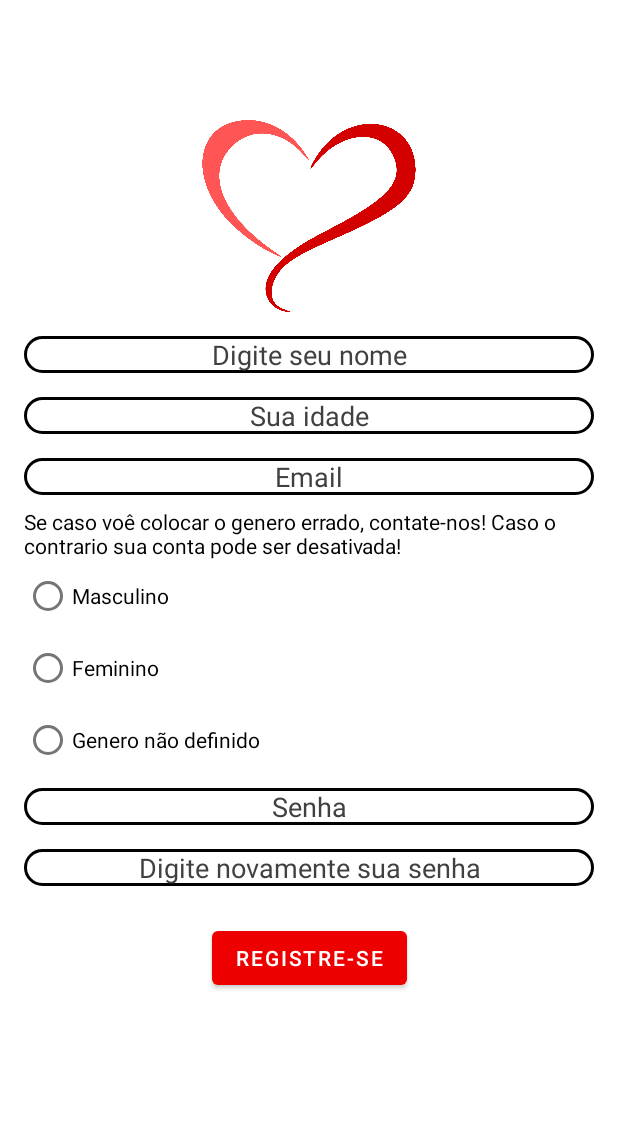
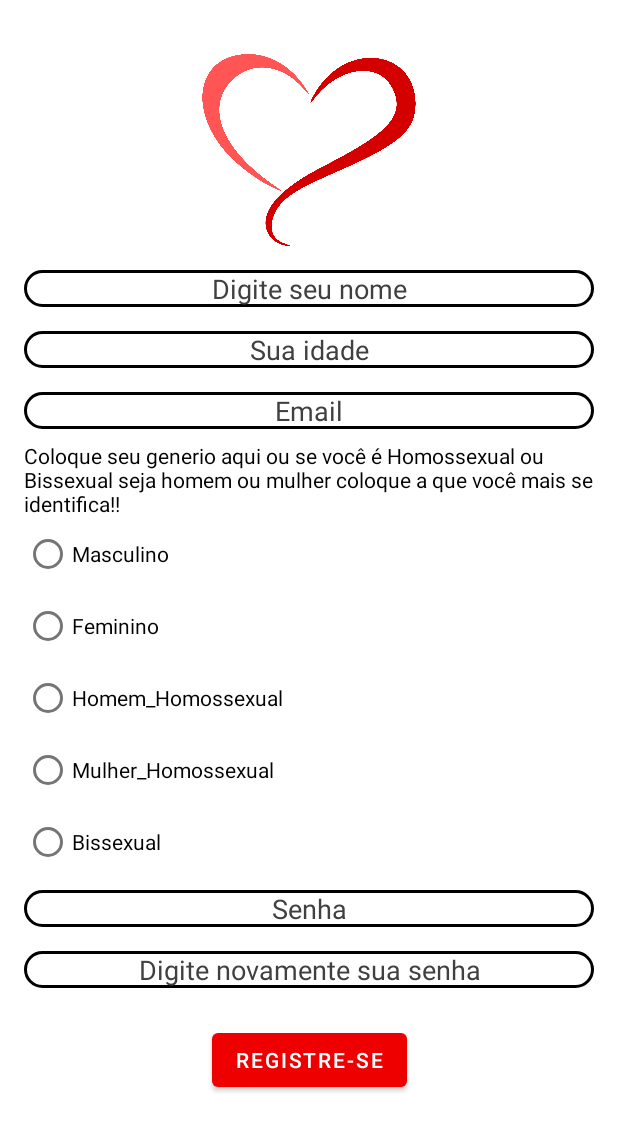
Before and after one commit to HeroRickyGAMES/ArborAmorum_JAVAEdition, an Android app: the registerActivity screen opened directly, with no data from a screen before it, on a phone screen of 412 x 824 dp. Shown: the top 1131 px of the screen. Run offline under Robolectric (Android 15) with nearby library versions, the phone set to English and light mode, and no system bars; our stand-ins replace Firebase (no records; nobody signed in at launch, a user with empty details on screens opened directly).

Commit message:
Separei em 5 filas diferentes, Masculino (Hetero), Feminino (Hetero), Homem Homosexual, Mulher Homosexual e Bisexual, os Bis eu queria que ficassem na mesma fila dos heteros tanto homens quanto mulheres, mas encarei bugs e não consegui ;-;. Agora eles tem a propria fila.

```diff
--- a/app/src/main/res/layout/activity_register.xml
+++ b/app/src/main/res/layout/activity_register.xml
@@ -12,7 +12,7 @@
         android:id="@+id/imageView2"
         android:layout_width="157dp"
         android:layout_height="128dp"
-        android:layout_marginTop="64dp"
+        android:layout_marginTop="20dp"
         app:layout_constraintEnd_toEndOf="parent"
         app:layout_constraintStart_toStartOf="parent"
         app:layout_constraintTop_toTopOf="parent"
@@ -60,7 +60,19 @@
         <RadioButton
             android:layout_width="match_parent"
             android:layout_height="wrap_content"
-            android:text="Genero não definido"
+            android:text="Homem_Homossexual"
+            android:textColor="#000000" />
+
+        <RadioButton
+            android:layout_width="match_parent"
+            android:layout_height="wrap_content"
+            android:text="Mulher_Homossexual"
+            android:textColor="#000000" />
+
+        <RadioButton
+            android:layout_width="match_parent"
+            android:layout_height="wrap_content"
+            android:text="Bissexual"
             android:textColor="#000000" />
 
     </RadioGroup>
@@ -160,7 +172,7 @@
         android:layout_width="wrap_content"
         android:layout_height="wrap_content"
         android:layout_marginTop="8dp"
-        android:text="Se caso voê colocar o genero errado, contate-nos! Caso o contrario sua conta pode ser desativada!"
+        android:text="Coloque seu generio aqui ou se você é Homossexual ou Bissexual seja homem ou mulher coloque a que você mais se identifica!!"
         app:layout_constraintEnd_toEndOf="parent"
         app:layout_constraintStart_toStartOf="parent"
         app:layout_constraintTop_toBottomOf="@+id/username_Register" />
```
Also changed, not shown: app/src/main/java/com/herorickystudios/lovecutey/ListUsersActivity.java (+125 -0 lines).
